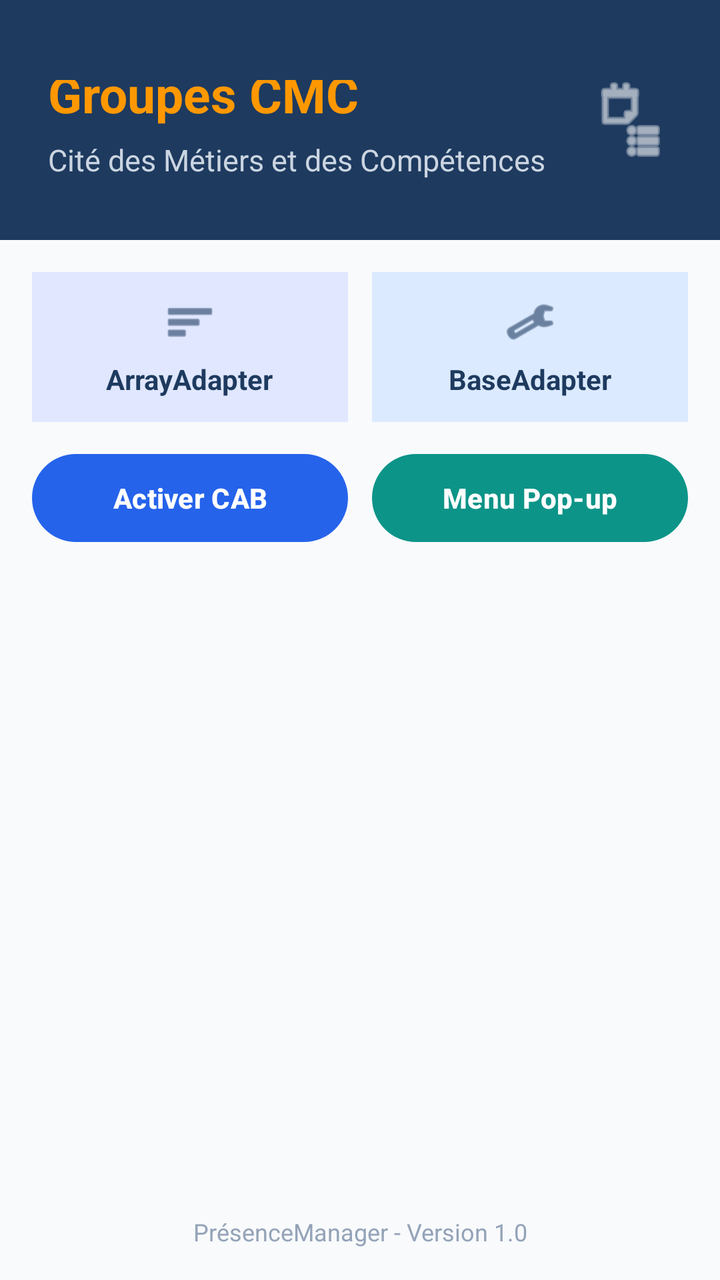
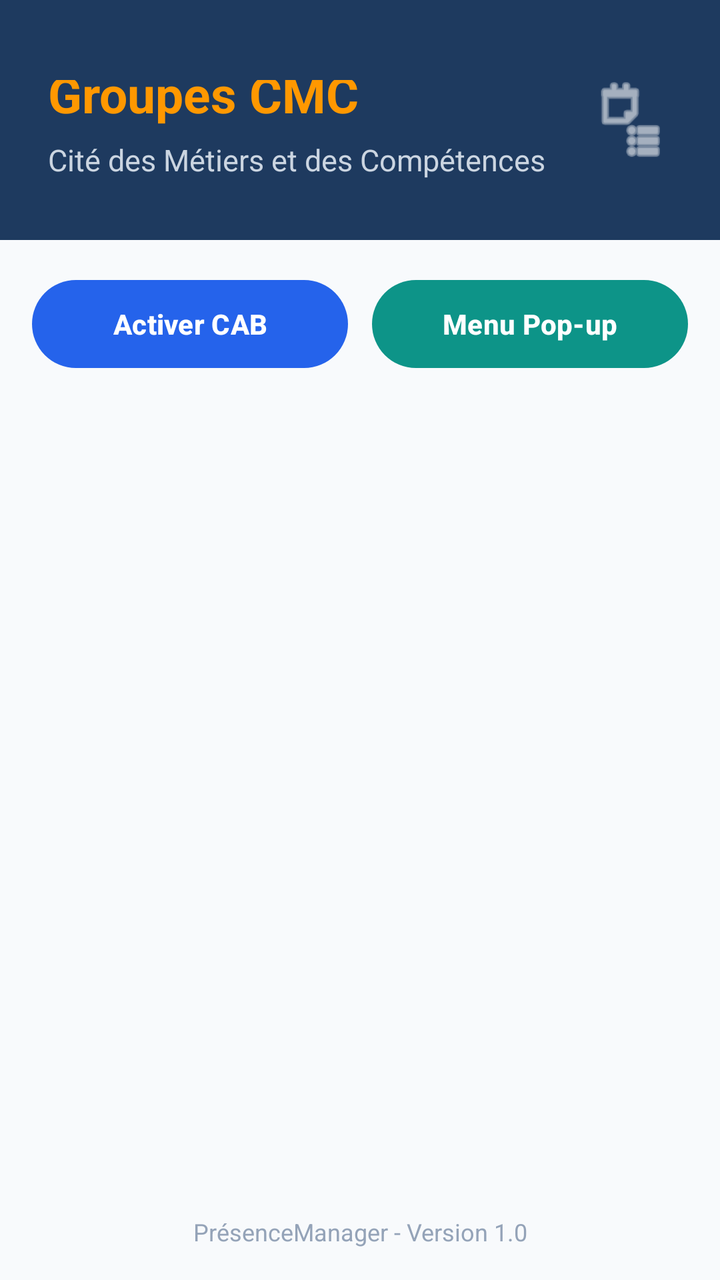

Two renders of the same Android screen: before a commit and after it. Below are the layout's source before the change and the commit's diff.
<!-- AndroidManifest.xml: application theme Theme.PresenceManager -->
<!-- res/layout/activity_groupes.xml -->
<?xml version="1.0" encoding="utf-8"?>
<LinearLayout xmlns:android="http://schemas.android.com/apk/res/android"
    xmlns:app="http://schemas.android.com/apk/res-auto"
    android:id="@+id/layoutGroupes"
    android:layout_width="match_parent"
    android:layout_height="match_parent"
    android:background="#F8FAFC"
    android:orientation="vertical">

    
    <RelativeLayout
        android:id="@+id/layoutHeaderGroupes"
        android:layout_width="match_parent"
        android:layout_height="wrap_content"
        android:minHeight="120dp"
        android:background="#1E3A5F"
        android:paddingStart="24dp"
        android:paddingEnd="24dp"
        android:paddingTop="40dp"
        android:paddingBottom="16dp">

        <LinearLayout
            android:layout_width="wrap_content"
            android:layout_height="wrap_content"
            android:orientation="vertical"
            android:layout_centerVertical="true"
            android:layout_alignParentStart="true"
            android:layout_toStartOf="@id/imgHeaderIconGroupes">

            <TextView
                android:id="@+id/txtTitreGroupes"
                android:layout_width="wrap_content"
                android:layout_height="wrap_content"
                android:text="@string/titre_groupes_cmc"
                android:textSize="25sp"
                android:textStyle="bold"
                android:textColor="#FF9800" />

            <TextView
                android:id="@+id/txtSubtitleGroupes"
                android:layout_width="wrap_content"
                android:layout_height="wrap_content"
                android:layout_marginTop="6dp"
                android:text="@string/subtitre_groupes_cmc"
                android:textSize="15sp"
                android:textColor="#CBD5E1" />
        </LinearLayout>

        <ImageView
            android:id="@+id/imgHeaderIconGroupes"
            android:layout_width="42dp"
            android:layout_height="42dp"
            android:layout_alignParentEnd="true"
            android:layout_centerVertical="true"
            android:src="@android:drawable/ic_menu_agenda"
            android:contentDescription="@string/titre_groupes_cmc"
            app:tint="#FFFFFF" />

    </RelativeLayout>

    
    <LinearLayout
        android:layout_width="match_parent"
        android:layout_height="0dp"
        android:layout_weight="1"
        android:orientation="vertical"
        android:padding="16dp">

        
        <LinearLayout
            android:layout_width="match_parent"
            android:layout_height="wrap_content"
            android:orientation="horizontal"
            android:baselineAligned="false"
            android:layout_marginBottom="12dp">

            
            <LinearLayout
                android:id="@+id/btnArrayAdapter"
                android:layout_width="0dp"
                android:layout_height="75dp"
                android:layout_weight="1"
                android:layout_marginEnd="6dp"
                android:background="#E0E7FF"
                android:clickable="true"
                android:focusable="true"
                android:gravity="center"
                android:orientation="vertical"
                android:padding="10dp">

                <ImageView
                    android:layout_width="26dp"
                    android:layout_height="26dp"
                    android:src="@android:drawable/ic_menu_sort_by_size"
                    app:tint="#1E3A5F"
                    android:contentDescription="@string/btn_array_adapter" />

                <TextView
                    android:id="@+id/txtBtnArrayAdapter"
                    android:layout_width="wrap_content"
                    android:layout_height="wrap_content"
                    android:layout_marginTop="6dp"
                    android:text="@string/btn_array_adapter"
                    android:textColor="#1E3A5F"
                    android:textSize="14sp"
                    android:textStyle="bold" />
            </LinearLayout>

            
            <LinearLayout
                android:id="@+id/btnBaseAdapter"
                android:layout_width="0dp"
                android:layout_height="75dp"
                android:layout_weight="1"
                android:layout_marginStart="6dp"
                android:background="#DBEAFE"
                android:clickable="true"
                android:focusable="true"
                android:gravity="center"
                android:orientation="vertical"
                android:padding="10dp">

                <ImageView
                    android:layout_width="26dp"
                    android:layout_height="26dp"
                    android:src="@android:drawable/ic_menu_manage"
                    app:tint="#1E3A5F"
                    android:contentDescription="@string/btn_base_adapter" />

                <TextView
                    android:id="@+id/txtBtnBaseAdapter"
                    android:layout_width="wrap_content"
                    android:layout_height="wrap_content"
                    android:layout_marginTop="6dp"
                    android:text="@string/btn_base_adapter"
                    android:textColor="#1E3A5F"
                    android:textSize="14sp"
                    android:textStyle="bold" />
            </LinearLayout>

        </LinearLayout>

        
        <LinearLayout
            android:id="@+id/layoutActionsGroupes"
            android:layout_width="match_parent"
            android:layout_height="wrap_content"
            android:orientation="horizontal"
            android:baselineAligned="false"
            android:layout_marginBottom="16dp">

            <com.google.android.material.button.MaterialButton
                android:id="@+id/btnCabGroupes"
                android:layout_width="0dp"
                android:layout_height="52dp"
                android:layout_weight="1"
                android:layout_marginEnd="6dp"
                android:text="@string/btn_cab"
                android:textColor="#FFFFFF"
                android:textSize="14sp"
                android:textStyle="bold"
                app:cornerRadius="26dp"
                app:backgroundTint="#2563EB" />

            <com.google.android.material.button.MaterialButton
                android:id="@+id/btnPopupGroupes"
                android:layout_width="0dp"
                android:layout_height="52dp"
                android:layout_weight="1"
                android:layout_marginStart="6dp"
                android:text="@string/btn_popup"
                android:textColor="#FFFFFF"
                android:textSize="14sp"
                android:textStyle="bold"
                app:cornerRadius="26dp"
                app:backgroundTint="#0D9488" />
        </LinearLayout>

        
        <ListView
            android:id="@+id/listGroupesCMC"
            android:layout_width="match_parent"
            android:layout_height="match_parent"
            android:divider="@null"
            android:dividerHeight="10dp"
            android:scrollbars="vertical" />

    </LinearLayout>

    
    <TextView
        android:id="@+id/txtFooterGroupes"
        android:layout_width="match_parent"
        android:layout_height="wrap_content"
        android:layout_marginBottom="16dp"
        android:text="@string/footer_dashboard"
        android:textSize="12sp"
        android:textColor="#94A3B8"
        android:gravity="center" />

</LinearLayout>
<!-- resources referenced by this layout -->
<resources>
  <string name="btn_array_adapter">ArrayAdapter</string>
  <string name="btn_base_adapter">BaseAdapter</string>
  <string name="btn_cab">Activer CAB</string>
  <string name="btn_popup">Menu Pop-up</string>
  <string name="footer_dashboard">Pr\u00E9senceManager - Version 1.0</string>
  <string name="subtitre_groupes_cmc">Cit\u00E9 des M\u00E9tiers et des Comp\u00E9tences</string>
  <string name="titre_groupes_cmc">Groupes CMC</string>
  <style name="Theme.PresenceManager" parent="Base.Theme.PresenceManager" />
  <style name="Base.Theme.PresenceManager" parent="Theme.Material3.DayNight.NoActionBar">
          
          <item name="windowActionModeOverlay">true</item>
          <item name="actionModeBackground">@color/navy_blue</item>
      </style>
  <color name="navy_blue">#1E3A5F</color>
</resources>

<!-- the commit's change to res/layout/activity_groupes.xml (unified diff, before → after) -->
@@ -66,79 +66,7 @@
         android:orientation="vertical"
         android:padding="16dp">
 
-        
-        <LinearLayout
-            android:layout_width="match_parent"
-            android:layout_height="wrap_content"
-            android:orientation="horizontal"
-            android:baselineAligned="false"
-            android:layout_marginBottom="12dp">
 
-            
-            <LinearLayout
-                android:id="@+id/btnArrayAdapter"
-                android:layout_width="0dp"
-                android:layout_height="75dp"
-                android:layout_weight="1"
-                android:layout_marginEnd="6dp"
-                android:background="#E0E7FF"
-                android:clickable="true"
-                android:focusable="true"
-                android:gravity="center"
-                android:orientation="vertical"
-                android:padding="10dp">
-
-                <ImageView
-                    android:layout_width="26dp"
-                    android:layout_height="26dp"
-                    android:src="@android:drawable/ic_menu_sort_by_size"
-                    app:tint="#1E3A5F"
-                    android:contentDescription="@string/btn_array_adapter" />
-
-                <TextView
-                    android:id="@+id/txtBtnArrayAdapter"
-                    android:layout_width="wrap_content"
-                    android:layout_height="wrap_content"
-                    android:layout_marginTop="6dp"
-                    android:text="@string/btn_array_adapter"
-                    android:textColor="#1E3A5F"
-                    android:textSize="14sp"
-                    android:textStyle="bold" />
-            </LinearLayout>
-
-            
-            <LinearLayout
-                android:id="@+id/btnBaseAdapter"
-                android:layout_width="0dp"
-                android:layout_height="75dp"
-                android:layout_weight="1"
-                android:layout_marginStart="6dp"
-                android:background="#DBEAFE"
-                android:clickable="true"
-                android:focusable="true"
-                android:gravity="center"
-                android:orientation="vertical"
-                android:padding="10dp">
-
-                <ImageView
-                    android:layout_width="26dp"
-                    android:layout_height="26dp"
-                    android:src="@android:drawable/ic_menu_manage"
-                    app:tint="#1E3A5F"
-                    android:contentDescription="@string/btn_base_adapter" />
-
-                <TextView
-                    android:id="@+id/txtBtnBaseAdapter"
-                    android:layout_width="wrap_content"
-                    android:layout_height="wrap_content"
-                    android:layout_marginTop="6dp"
-                    android:text="@string/btn_base_adapter"
-                    android:textColor="#1E3A5F"
-                    android:textSize="14sp"
-                    android:textStyle="bold" />
-            </LinearLayout>
-
-        </LinearLayout>
 
         
         <LinearLayout
<!-- resource entries referenced after the edit -->
@@ -1,7 +1,5 @@
 <!-- resources referenced by this layout -->
 <resources>
-  <string name="btn_array_adapter">ArrayAdapter</string>
-  <string name="btn_base_adapter">BaseAdapter</string>
   <string name="btn_cab">Activer CAB</string>
   <string name="btn_popup">Menu Pop-up</string>
   <string name="footer_dashboard">Pr\u00E9senceManager - Version 1.0</string>
